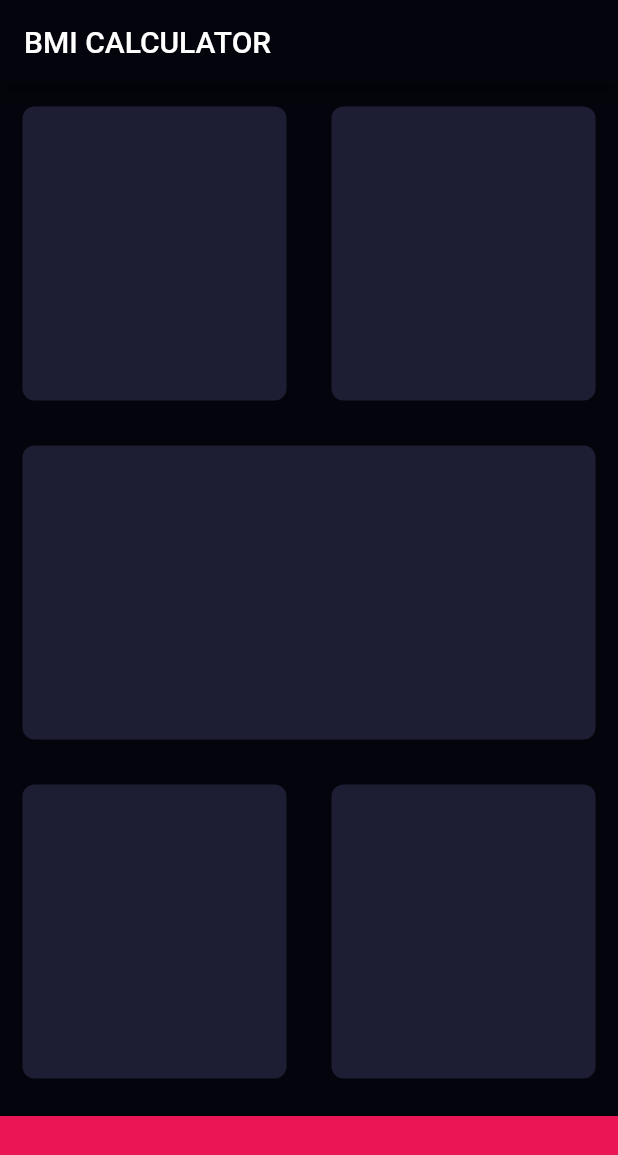
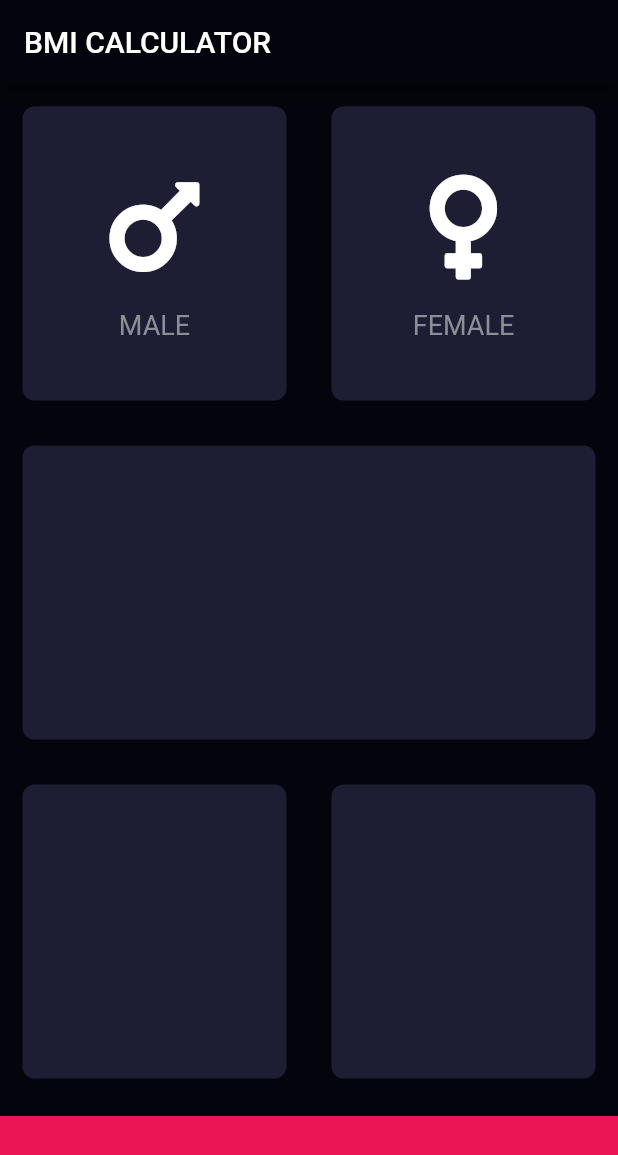
Before and after one commit to duliodenis/bmi-calculator, a Flutter app: the screen it shows after launch, on a phone screen of 412 x 824 dp. Shown: the top 1155 px of the screen. Run offline on Flutter 3.47's test engine with Material 2 defaults, Android fonts, the phone set to English and light mode, and no system bars; our stand-ins replace font_awesome_flutter.

Commit message:
Created a ReusableIconChild widget class

```diff
--- a/bmi-calculator/lib/input_page.dart
+++ b/bmi-calculator/lib/input_page.dart
@@ -1,4 +1,5 @@
 import 'package:flutter/material.dart';
+import 'package:font_awesome_flutter/font_awesome_flutter.dart';
 
 const bottomContainerHeight = 80.0;
 const bottomContainerTopInset = 10.0;
@@ -6,7 +7,11 @@ const bottomContainerColor = Color(0xFFEB1555);
 
 const reusableCardBorderRadius = 8.0;
 const reusableCardMargins = 15.0;
-const reusableCardColor = Color(0xFF1D1E33);
+const reusableCardActiveColor = Color(0xFF1D1E33);
+const reusableCardTextColor = Color(0xFF8D8E98);
+
+const reusableIconSize = 80.0;
+const reusableIconTextSize = 18.0;
 
 class InputPage extends StatefulWidget {
   @override
@@ -26,25 +31,37 @@ class _InputPageState extends State<InputPage> {
             child: Row(
               children: <Widget>[
                 Expanded(
-                  child: ReusableCard(color: reusableCardColor),
+                  child: ReusableCard(
+                    color: reusableCardActiveColor,
+                    cardChild: ReusableIconChild(
+                      icon: FontAwesomeIcons.mars,
+                      text: "MALE",
+                    ),
+                  ),
                 ),
                 Expanded(
-                  child: ReusableCard(color: reusableCardColor),
+                  child: ReusableCard(
+                    color: reusableCardActiveColor,
+                    cardChild: ReusableIconChild(
+                      icon: FontAwesomeIcons.venus,
+                      text: "FEMALE",
+                    ),
+                  ),
                 ),
               ],
             ),
           ),
           Expanded(
-            child: ReusableCard(color: reusableCardColor),
+            child: ReusableCard(color: reusableCardActiveColor),
           ),
           Expanded(
               child: Row(
             children: <Widget>[
               Expanded(
-                child: ReusableCard(color: reusableCardColor),
+                child: ReusableCard(color: reusableCardActiveColor),
               ),
               Expanded(
-                child: ReusableCard(color: reusableCardColor),
+                child: ReusableCard(color: reusableCardActiveColor),
               ),
             ],
           )),
@@ -62,19 +79,49 @@ class _InputPageState extends State<InputPage> {
 
 class ReusableCard extends StatelessWidget {
   final Color color;
+  final Widget cardChild;
 
-  ReusableCard({@required this.color});
+  ReusableCard({@required this.color, this.cardChild});
 
   @override
   Widget build(BuildContext context) {
-    return Center(
-      child: Container(
-        margin: EdgeInsets.all(reusableCardMargins),
-        decoration: BoxDecoration(
-          borderRadius: BorderRadius.circular(reusableCardBorderRadius),
-          color: color,
-        ),
+    return Container(
+      child: cardChild,
+      margin: EdgeInsets.all(reusableCardMargins),
+      decoration: BoxDecoration(
+        borderRadius: BorderRadius.circular(reusableCardBorderRadius),
+        color: color,
       ),
     );
   }
 }
+
+class ReusableIconChild extends StatelessWidget {
+  final IconData icon;
+  final String text;
+
+  ReusableIconChild({@required this.icon, this.text});
+
+  @override
+  Widget build(BuildContext context) {
+    return Column(
+      mainAxisAlignment: MainAxisAlignment.center,
+      children: <Widget>[
+        Icon(
+          icon,
+          size: reusableIconSize,
+        ),
+        SizedBox(
+          height: 15.0,
+        ),
+        Text(
+          text,
+          style: TextStyle(
+            fontSize: reusableIconTextSize,
+            color: reusableCardTextColor,
+          ),
+        ),
+      ],
+    );
+  }
+}
--- a/bmi-calculator/pubspec.yaml
+++ b/bmi-calculator/pubspec.yaml
@@ -11,6 +11,7 @@ dependencies:
     sdk: flutter
 
   cupertino_icons: ^0.1.2
+  font_awesome_flutter: ^8.4.0
 
 dev_dependencies:
   flutter_test:
```
Also changed, not shown: bmi-calculator/ios/Flutter/App.framework/flutter_assets/packages/font_awesome_flutter/lib/fonts/fa-brands-400.ttf (added), bmi-calculator/ios/Flutter/App.framework/flutter_assets/packages/font_awesome_flutter/lib/fonts/fa-regular-400.ttf (added), bmi-calculator/ios/Flutter/App.framework/flutter_assets/packages/font_awesome_flutter/lib/fonts/fa-solid-900.ttf (added), 4 other files.
